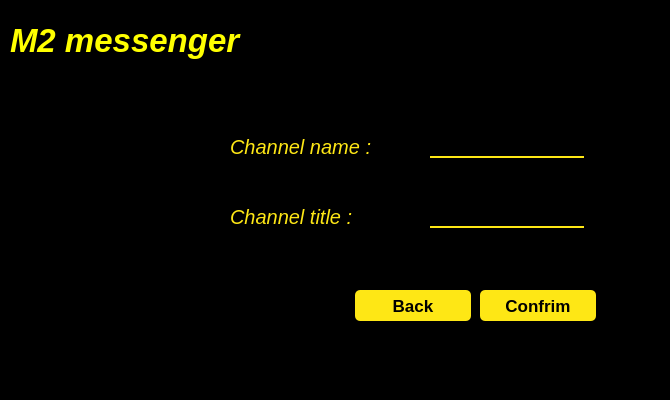
Old version of the form untitled/createchannel.ui in the repository MohamadKhavaran/M2-Massenger.
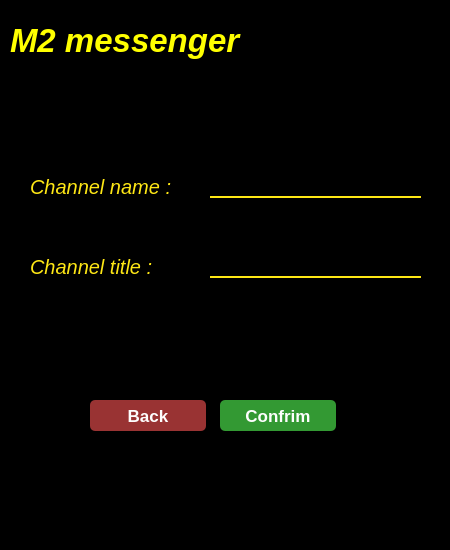
New version of the form. Icons and pictures are not drawn.

What changed in the file:
```diff
--- a/untitled/createchannel.ui
+++ b/untitled/createchannel.ui
@@ -6,8 +6,8 @@
    <rect>
     <x>0</x>
     <y>0</y>
-    <width>670</width>
-    <height>400</height>
+    <width>450</width>
+    <height>550</height>
    </rect>
   </property>
   <property name="windowTitle">
@@ -19,8 +19,8 @@
   <widget class="QLabel" name="label">
    <property name="geometry">
     <rect>
-     <x>230</x>
-     <y>130</y>
+     <x>30</x>
+     <y>170</y>
      <width>174</width>
      <height>34</height>
     </rect>
@@ -42,8 +42,8 @@
   <widget class="QLabel" name="label_2">
    <property name="geometry">
     <rect>
-     <x>230</x>
-     <y>200</y>
+     <x>30</x>
+     <y>250</y>
      <width>174</width>
      <height>34</height>
     </rect>
@@ -64,9 +64,9 @@
   <widget class="QLineEdit" name="lineEdit_2">
    <property name="geometry">
     <rect>
-     <x>430</x>
-     <y>200</y>
-     <width>154</width>
+     <x>210</x>
+     <y>250</y>
+     <width>211</width>
      <height>28</height>
     </rect>
    </property>
@@ -74,35 +74,63 @@
     <enum>Qt::StrongFocus</enum>
    </property>
    <property name="styleSheet">
-    <string notr="true">bbackground-color:rgba(0, 0, 0, 0);
+    <string notr="true">
+QLineEdit#lineEdit_2 {
+
+background-color:rgba(0, 0, 0, 0);
 border:none;
 border-bottom:2px solid rgba(254, 231, 21, 1);
 color:rgba(255, 255, 255, 255);
-padding-bottom:7px;</string>
+padding-bottom:7px;
+
+}
+
+QLineEdit#lineEdit_2:hover {
+
+	background-color: rgb(42, 46, 52);
+	border-style: solid;
+	border-color: rgb(245, 179, 1);
+	color: rgb(241, 182, 88);
+
+}</string>
    </property>
   </widget>
   <widget class="QLineEdit" name="lineEdit">
    <property name="geometry">
     <rect>
-     <x>430</x>
-     <y>130</y>
-     <width>154</width>
+     <x>210</x>
+     <y>170</y>
+     <width>211</width>
      <height>28</height>
     </rect>
    </property>
    <property name="styleSheet">
-    <string notr="true">bbackground-color:rgba(0, 0, 0, 0);
+    <string notr="true">
+QLineEdit#lineEdit {
+
+background-color:rgba(0, 0, 0, 0);
 border:none;
 border-bottom:2px solid rgba(254, 231, 21, 1);
 color:rgba(255, 255, 255, 255);
-padding-bottom:7px;</string>
+padding-bottom:7px;
+
+}
+
+QLineEdit#lineEdit:hover {
+
+	background-color: rgb(42, 46, 52);
+	border-style: solid;
+	border-color: rgb(245, 179, 1);
+	color: rgb(241, 182, 88);
+
+}</string>
    </property>
   </widget>
   <widget class="QPushButton" name="pushButton">
    <property name="geometry">
     <rect>
-     <x>480</x>
-     <y>290</y>
+     <x>220</x>
+     <y>400</y>
      <width>116</width>
      <height>31</height>
     </rect>
@@ -115,10 +143,11 @@
     </font>
    </property>
    <property name="styleSheet">
-    <string notr="true">QPushButton#pushButton{
-	background-color:rgba(254, 231, 21, 1);
-	color:rgba(0, 0, 0, 255);
-	border-radius:5px;
+    <string notr="true">QPushButton#pushButton {
+color: white;
+border-radius: 5px;
+Background: #393;
+color: #fefefe;
 }
 
 QPushButton#pushButton:hover{
@@ -126,14 +155,12 @@
 
 }
 
-QPushButton#pushButton:pressed{
-	padding-left:5px;
-	padding-top:5px;
-	background-color:rgba(150,123, 111, 255);
-}
-
-
-</string>
+QPushButton#pushButton:pressed {
+border-style: solid;
+border-width: 1px;
+	background-color: rgb(25, 69, 105);
+	color: rgb(85, 255, 255);
+}</string>
    </property>
    <property name="text">
     <string>Confrim</string>
@@ -142,8 +169,8 @@
   <widget class="QPushButton" name="pushButton_2">
    <property name="geometry">
     <rect>
-     <x>355</x>
-     <y>290</y>
+     <x>90</x>
+     <y>400</y>
      <width>116</width>
      <height>31</height>
     </rect>
@@ -155,10 +182,11 @@
     </font>
    </property>
    <property name="styleSheet">
-    <string notr="true">QPushButton#pushButton_2{
-	background-color:rgba(254, 231, 21, 1);
-	color:rgba(0, 0, 0, 255);
-	border-radius:5px;
+    <string notr="true">QPushButton#pushButton_2 {
+color: white;
+border-radius: 5px;
+Background: #933;
+color: #fefefe;
 }
 
 QPushButton#pushButton_2:hover{
@@ -201,10 +229,10 @@
   <widget class="QLabel" name="label_4">
    <property name="geometry">
     <rect>
-     <x>50</x>
-     <y>120</y>
-     <width>121</width>
-     <height>121</height>
+     <x>330</x>
+     <y>10</y>
+     <width>91</width>
+     <height>91</height>
     </rect>
    </property>
    <property name="styleSheet">
```
Left out of the diff: 24 changed lines with no effect on the pictures.
